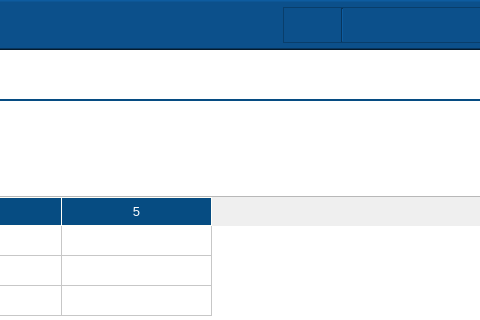
First picture: the form in main_UI.ui, repository DORSA-co/Paticle_Size_Analyser, before the edit; both pictures show x 729 to 1209 and y 0 to 320 of the 1337 by 878 pixel window.
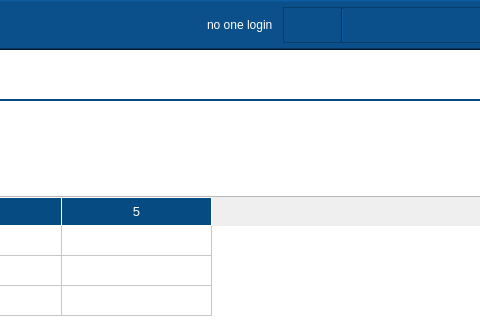
Second picture: the form after the edit. Icons and pictures are not drawn.

```diff
--- a/main_UI.ui
+++ b/main_UI.ui
@@ -565,6 +565,16 @@
          </property>
         </spacer>
        </item>
+       <item>
+        <widget class="QLabel" name="toolbar_logined_username_lbl">
+         <property name="styleSheet">
+          <string notr="true">color:#ffffff;</string>
+         </property>
+         <property name="text">
+          <string>no one login</string>
+         </property>
+        </widget>
+       </item>
        <item>
         <widget class="QFrame" name="win_buttons">
          <property name="styleSheet">
```
Left out of the diff: 10 changed lines with no effect on the pictures.
